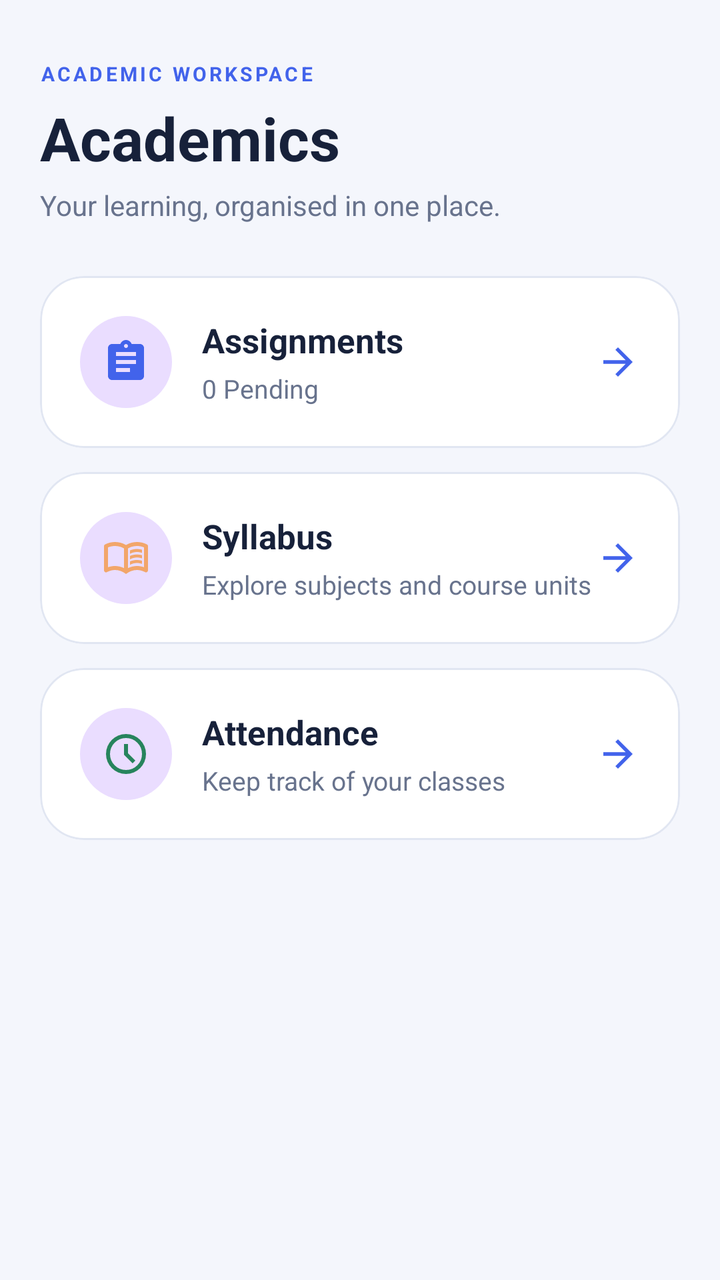
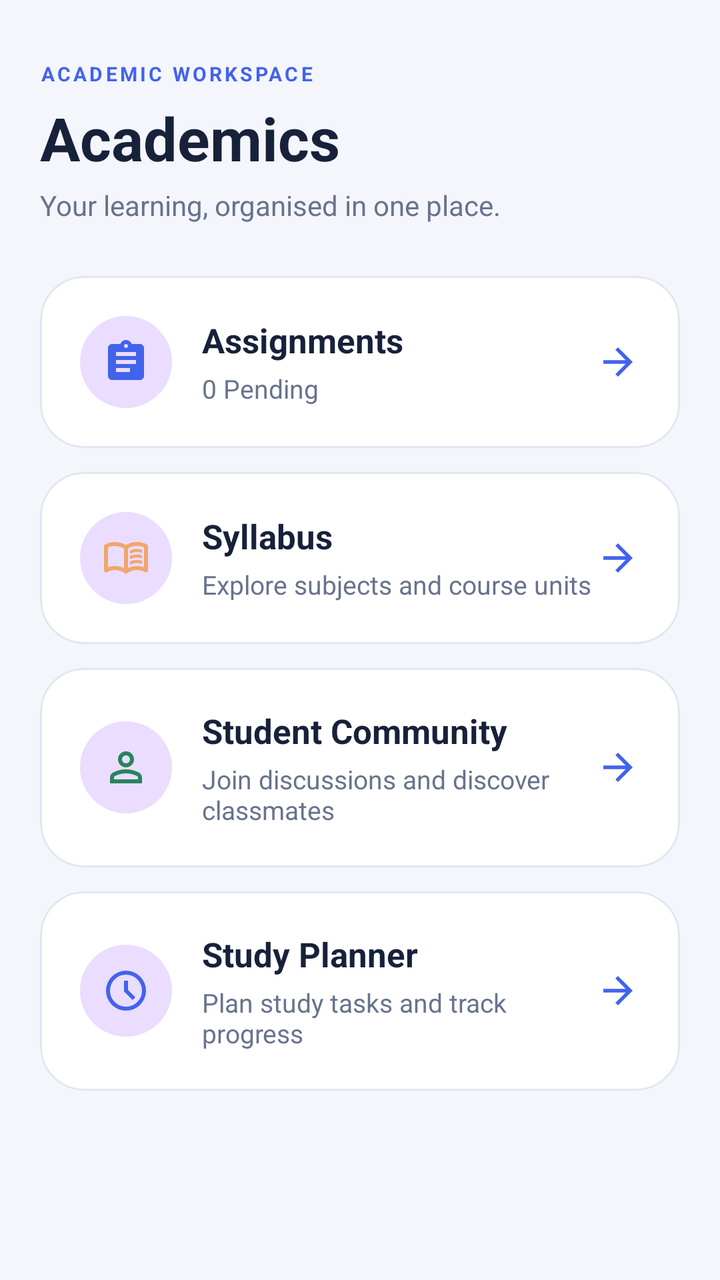

Compare the two renders of this Android layout. The source of the first and the diff that turns it into the second are given below.
<!-- AndroidManifest.xml: application theme Theme.Intellicampus -->
<!-- res/layout/fragment_academics.xml -->
<?xml version="1.0" encoding="utf-8"?>
<androidx.core.widget.NestedScrollView xmlns:android="http://schemas.android.com/apk/res/android"
    xmlns:app="http://schemas.android.com/apk/res-auto"
    android:layout_width="match_parent"
    android:layout_height="match_parent"
    android:background="@color/background"
    android:fillViewport="true">

    <LinearLayout
        android:layout_width="match_parent"
        android:layout_height="wrap_content"
        android:orientation="vertical"
        android:padding="20dp">

        <TextView
            android:layout_width="wrap_content"
            android:layout_height="wrap_content"
            android:text="ACADEMIC WORKSPACE"
            android:textColor="@color/primary"
            android:textSize="10sp"
            android:textStyle="bold"
            android:letterSpacing="0.14"
            android:layout_marginTop="10dp"
            />

        <TextView
            android:layout_width="wrap_content"
            android:layout_height="wrap_content"
            android:layout_marginTop="5dp"
            android:text="Academics"
            android:textColor="@color/text_primary"
            android:textSize="30sp"
            android:textStyle="bold"/>

        <TextView
            android:layout_width="wrap_content"
            android:layout_height="wrap_content"
            android:layout_marginTop="4dp"
            android:text="Your learning, organised in one place."
            android:textColor="@color/text_secondary"
            android:textSize="14sp"/>

        <com.google.android.material.card.MaterialCardView
            android:id="@+id/cardAssignments"
            android:layout_width="match_parent"
            android:layout_height="wrap_content"
            android:layout_marginTop="26dp"
            android:clickable="true"
            android:focusable="true"
            android:foreground="?attr/selectableItemBackground"
            app:cardBackgroundColor="@color/surface"
            app:cardCornerRadius="22dp"
            app:cardElevation="0dp"
            app:strokeColor="@color/outline"
            app:strokeWidth="1dp">

            <LinearLayout
                android:layout_width="match_parent"
                android:layout_height="wrap_content"
                android:orientation="horizontal"
                android:gravity="center_vertical"
                android:padding="20dp">

                <ImageView
                    android:layout_width="46dp"
                    android:layout_height="46dp"
                    android:padding="11dp"
                    android:background="@drawable/bg_category_chip"
                    android:src="@drawable/ic_assignment"
                    app:tint="@color/primary"/>

                <LinearLayout
                    android:layout_width="0dp"
                    android:layout_height="wrap_content"
                    android:layout_weight="1"
                    android:orientation="vertical"
                    android:layout_marginStart="15dp">

                    <TextView
                        android:layout_width="wrap_content"
                        android:layout_height="wrap_content"
                        android:text="Assignments"
                        android:textColor="@color/text_primary"
                        android:textStyle="bold"
                        android:textSize="17sp"/>

                    <TextView
                        android:id="@+id/tvAssignmentCount"
                        android:layout_width="wrap_content"
                        android:layout_height="wrap_content"
                        android:layout_marginTop="4dp"
                        android:text="0 Pending"
                        android:textColor="@color/text_secondary"
                        android:textSize="13sp"/>
                </LinearLayout>

                <ImageView
                    android:layout_width="22dp"
                    android:layout_height="22dp"
                    android:src="@drawable/ic_arrow_forward"
                    app:tint="@color/primary"/>
            </LinearLayout>
        </com.google.android.material.card.MaterialCardView>

        <com.google.android.material.card.MaterialCardView
            android:id="@+id/cardNotes"
            android:layout_width="match_parent"
            android:layout_height="wrap_content"
            android:layout_marginTop="12dp"
            android:clickable="true"
            android:focusable="true"
            android:foreground="?attr/selectableItemBackground"
            app:cardBackgroundColor="@color/surface"
            app:cardCornerRadius="22dp"
            app:cardElevation="0dp"
            app:strokeColor="@color/outline"
            app:strokeWidth="1dp">

            <LinearLayout
                android:layout_width="match_parent"
                android:layout_height="wrap_content"
                android:orientation="horizontal"
                android:gravity="center_vertical"
                android:padding="20dp">

                <ImageView
                    android:layout_width="46dp"
                    android:layout_height="46dp"
                    android:padding="11dp"
                    android:background="@drawable/bg_category_chip"
                    android:src="@drawable/ic_menu_book"
                    app:tint="@color/secondary"/>

                <LinearLayout
                    android:layout_width="0dp"
                    android:layout_height="wrap_content"
                    android:layout_weight="1"
                    android:orientation="vertical"
                    android:layout_marginStart="15dp">

                    <TextView
                        android:layout_width="wrap_content"
                        android:layout_height="wrap_content"
                        android:text="Syllabus"
                        android:textColor="@color/text_primary"
                        android:textStyle="bold"
                        android:textSize="17sp"/>

                    <TextView
                        android:layout_width="wrap_content"
                        android:layout_height="wrap_content"
                        android:layout_marginTop="4dp"
                        android:text="Explore subjects and course units"
                        android:textColor="@color/text_secondary"
                        android:textSize="13sp"/>
                </LinearLayout>

                <ImageView
                    android:layout_width="22dp"
                    android:layout_height="22dp"
                    android:src="@drawable/ic_arrow_forward"
                    app:tint="@color/primary"/>
            </LinearLayout>
        </com.google.android.material.card.MaterialCardView>

        <com.google.android.material.card.MaterialCardView
            android:id="@+id/cardAttendance"
            android:layout_width="match_parent"
            android:layout_height="wrap_content"
            android:layout_marginTop="12dp"
            android:clickable="true"
            android:focusable="true"
            android:foreground="?attr/selectableItemBackground"
            app:cardBackgroundColor="@color/surface"
            app:cardCornerRadius="22dp"
            app:cardElevation="0dp"
            app:strokeColor="@color/outline"
            app:strokeWidth="1dp">

            <LinearLayout
                android:layout_width="match_parent"
                android:layout_height="wrap_content"
                android:orientation="horizontal"
                android:gravity="center_vertical"
                android:padding="20dp">

                <ImageView
                    android:layout_width="46dp"
                    android:layout_height="46dp"
                    android:padding="11dp"
                    android:background="@drawable/bg_category_chip"
                    android:src="@drawable/ic_schedule"
                    app:tint="@color/success"/>

                <LinearLayout
                    android:layout_width="0dp"
                    android:layout_height="wrap_content"
                    android:layout_weight="1"
                    android:orientation="vertical"
                    android:layout_marginStart="15dp">

                    <TextView
                        android:layout_width="wrap_content"
                        android:layout_height="wrap_content"
                        android:text="Attendance"
                        android:textColor="@color/text_primary"
                        android:textStyle="bold"
                        android:textSize="17sp"/>

                    <TextView
                        android:layout_width="wrap_content"
                        android:layout_height="wrap_content"
                        android:layout_marginTop="4dp"
                        android:text="Keep track of your classes"
                        android:textColor="@color/text_secondary"
                        android:textSize="13sp"/>
                </LinearLayout>

                <ImageView
                    android:layout_width="22dp"
                    android:layout_height="22dp"
                    android:src="@drawable/ic_arrow_forward"
                    app:tint="@color/primary"/>
            </LinearLayout>
        </com.google.android.material.card.MaterialCardView>
    </LinearLayout>
</androidx.core.widget.NestedScrollView>
<!-- resources referenced by this layout -->
<resources>
  <color name="background">#F4F6FC</color>
  <color name="outline">#E1E6F2</color>
  <color name="primary">#4263EB</color>
  <color name="secondary">#F2A66A</color>
  <color name="success">#27845D</color>
  <color name="surface">#FFFFFF</color>
  <color name="text_primary">#17213A</color>
  <color name="text_secondary">#68738D</color>
  <!-- drawable bg_category_chip (drawable) -->
  <?xml version="1.0" encoding="utf-8"?>
  <shape xmlns:android="http://schemas.android.com/apk/res/android">
  
      <solid android:color="?attr/colorPrimaryContainer"/>
  
      <corners android:radius="50dp"/>
  
  </shape>
  <!-- drawable ic_arrow_forward (drawable) -->
  <vector xmlns:android="http://schemas.android.com/apk/res/android" android:autoMirrored="true" android:height="24dp" android:tint="#000000" android:viewportHeight="960" android:viewportWidth="960" android:width="24dp">
        
      <path android:fillColor="@android:color/white" android:pathData="M647,520L160,520L160,440L647,440L423,216L480,160L800,480L480,800L423,744L647,520Z"/>
      
  </vector>
  <!-- drawable ic_assignment (drawable) -->
  <vector xmlns:android="http://schemas.android.com/apk/res/android" android:autoMirrored="true" android:height="24dp" android:tint="#000000" android:viewportHeight="24" android:viewportWidth="24" android:width="24dp">
        
      <path android:fillColor="@android:color/white" android:pathData="M19,3h-4.18C14.4,1.84 13.3,1 12,1c-1.3,0 -2.4,0.84 -2.82,2L5,3c-1.1,0 -2,0.9 -2,2v14c0,1.1 0.9,2 2,2h14c1.1,0 2,-0.9 2,-2L21,5c0,-1.1 -0.9,-2 -2,-2zM12,3c0.55,0 1,0.45 1,1s-0.45,1 -1,1 -1,-0.45 -1,-1 0.45,-1 1,-1zM14,17L7,17v-2h7v2zM17,13L7,13v-2h10v2zM17,9L7,9L7,7h10v2z"/>
      
  </vector>
  <style name="Theme.Intellicampus" parent="Base.Theme.Intellicampus" />
  <color name="white">#FFFFFF</color>
  <color name="black">#000000</color>
  <color name="error">#C44355</color>
  <style name="Widget.IntelliCampus.Button" parent="Widget.Material3.Button">
          <item name="cornerRadius">16dp</item>
          <item name="android:minHeight">52dp</item>
          <item name="android:textAllCaps">false</item>
          <item name="android:insetTop">0dp</item>
          <item name="android:insetBottom">0dp</item>
      </style>
  <style name="Widget.IntelliCampus.Card" parent="Widget.Material3.CardView.Outlined">
          <item name="cardCornerRadius">20dp</item>
          <item name="cardElevation">0dp</item>
          <item name="strokeColor">@color/outline</item>
          <item name="strokeWidth">1dp</item>
      </style>
  <!-- unchanged entries left out for length: 3 -->
</resources>

<!-- the commit's change to res/layout/fragment_academics.xml (unified diff, before → after) -->
@@ -164,7 +164,7 @@
         </com.google.android.material.card.MaterialCardView>
 
         <com.google.android.material.card.MaterialCardView
-            android:id="@+id/cardAttendance"
+            android:id="@+id/cardCommunity"
             android:layout_width="match_parent"
             android:layout_height="wrap_content"
             android:layout_marginTop="12dp"
@@ -189,39 +189,102 @@
                     android:layout_height="46dp"
                     android:padding="11dp"
                     android:background="@drawable/bg_category_chip"
+                    android:src="@drawable/ic_person"
+                    app:tint="@color/success"/>
+
+                <LinearLayout
+                    android:layout_width="0dp"
+                    android:layout_height="wrap_content"
+                    android:layout_weight="1"
+                    android:orientation="vertical"
+                    android:layout_marginStart="15dp">
+
+                    <TextView
+                        android:layout_width="wrap_content"
+                        android:layout_height="wrap_content"
+                        android:text="Student Community"
+                        android:textColor="@color/text_primary"
+                        android:textStyle="bold"
+                        android:textSize="17sp"/>
+
+                    <TextView
+                        android:layout_width="wrap_content"
+                        android:layout_height="wrap_content"
+                        android:layout_marginTop="4dp"
+                        android:text="Join discussions and discover classmates"
+                        android:textColor="@color/text_secondary"
+                        android:textSize="13sp"/>
+                </LinearLayout>
+
+                <ImageView
+                    android:layout_width="22dp"
+                    android:layout_height="22dp"
+                    android:src="@drawable/ic_arrow_forward"
+                    app:tint="@color/primary"/>
+            </LinearLayout>
+        </com.google.android.material.card.MaterialCardView>
+
+
+        <com.google.android.material.card.MaterialCardView
+            android:id="@+id/cardStudyPlanner"
+            android:layout_width="match_parent"
+            android:layout_height="wrap_content"
+            android:layout_marginTop="12dp"
+            android:clickable="true"
+            android:focusable="true"
+            android:foreground="?attr/selectableItemBackground"
+            app:cardBackgroundColor="@color/surface"
+            app:cardCornerRadius="22dp"
+            app:cardElevation="0dp"
+            app:strokeColor="@color/outline"
+            app:strokeWidth="1dp">
+
+            <LinearLayout
+                android:layout_width="match_parent"
+                android:layout_height="wrap_content"
+                android:orientation="horizontal"
+                android:gravity="center_vertical"
+                android:padding="20dp">
+
+                <ImageView
+                    android:layout_width="46dp"
+                    android:layout_height="46dp"
+                    android:padding="11dp"
+                    android:background="@drawable/bg_category_chip"
                     android:src="@drawable/ic_schedule"
-                    app:tint="@color/success"/>
-
-                <LinearLayout
-                    android:layout_width="0dp"
-                    android:layout_height="wrap_content"
-                    android:layout_weight="1"
-                    android:orientation="vertical"
-                    android:layout_marginStart="15dp">
-
-                    <TextView
-                        android:layout_width="wrap_content"
-                        android:layout_height="wrap_content"
-                        android:text="Attendance"
-                        android:textColor="@color/text_primary"
-                        android:textStyle="bold"
-                        android:textSize="17sp"/>
-
-                    <TextView
-                        android:layout_width="wrap_content"
-                        android:layout_height="wrap_content"
-                        android:layout_marginTop="4dp"
-                        android:text="Keep track of your classes"
-                        android:textColor="@color/text_secondary"
-                        android:textSize="13sp"/>
-                </LinearLayout>
-
-                <ImageView
-                    android:layout_width="22dp"
-                    android:layout_height="22dp"
-                    android:src="@drawable/ic_arrow_forward"
-                    app:tint="@color/primary"/>
-            </LinearLayout>
-        </com.google.android.material.card.MaterialCardView>
+                    app:tint="@color/primary"/>
+
+                <LinearLayout
+                    android:layout_width="0dp"
+                    android:layout_height="wrap_content"
+                    android:layout_weight="1"
+                    android:orientation="vertical"
+                    android:layout_marginStart="15dp">
+
+                    <TextView
+                        android:layout_width="wrap_content"
+                        android:layout_height="wrap_content"
+                        android:text="Study Planner"
+                        android:textColor="@color/text_primary"
+                        android:textStyle="bold"
+                        android:textSize="17sp"/>
+
+                    <TextView
+                        android:layout_width="wrap_content"
+                        android:layout_height="wrap_content"
+                        android:layout_marginTop="4dp"
+                        android:text="Plan study tasks and track progress"
+                        android:textColor="@color/text_secondary"
+                        android:textSize="13sp"/>
+                </LinearLayout>
+
+                <ImageView
+                    android:layout_width="22dp"
+                    android:layout_height="22dp"
+                    android:src="@drawable/ic_arrow_forward"
+                    app:tint="@color/primary"/>
+            </LinearLayout>
+        </com.google.android.material.card.MaterialCardView>
+
     </LinearLayout>
 </androidx.core.widget.NestedScrollView>
<!-- resource entries referenced after the edit -->
@@ -29,6 +29,12 @@
       <path android:fillColor="@android:color/white" android:pathData="M19,3h-4.18C14.4,1.84 13.3,1 12,1c-1.3,0 -2.4,0.84 -2.82,2L5,3c-1.1,0 -2,0.9 -2,2v14c0,1.1 0.9,2 2,2h14c1.1,0 2,-0.9 2,-2L21,5c0,-1.1 -0.9,-2 -2,-2zM12,3c0.55,0 1,0.45 1,1s-0.45,1 -1,1 -1,-0.45 -1,-1 0.45,-1 1,-1zM14,17L7,17v-2h7v2zM17,13L7,13v-2h10v2zM17,9L7,9L7,7h10v2z"/>
       
   </vector>
+  <!-- drawable ic_person (drawable) -->
+  <vector xmlns:android="http://schemas.android.com/apk/res/android" android:height="24dp" android:tint="#000000" android:viewportHeight="960" android:viewportWidth="960" android:width="24dp">
+        
+      <path android:fillColor="@android:color/white" android:pathData="M367,433Q320,386 320,320Q320,254 367,207Q414,160 480,160Q546,160 593,207Q640,254 640,320Q640,386 593,433Q546,480 480,480Q414,480 367,433ZM160,800L160,688Q160,654 177.5,625.5Q195,597 224,582Q286,551 350,535.5Q414,520 480,520Q546,520 610,535.5Q674,551 736,582Q765,597 782.5,625.5Q800,654 800,688L800,800L160,800ZM240,720L720,720L720,688Q720,677 714.5,668Q709,659 700,654Q646,627 591,613.5Q536,600 480,600Q424,600 369,613.5Q314,627 260,654Q251,659 245.5,668Q240,677 240,688L240,720ZM536.5,376.5Q560,353 560,320Q560,287 536.5,263.5Q513,240 480,240Q447,240 423.5,263.5Q400,287 400,320Q400,353 423.5,376.5Q447,400 480,400Q513,400 536.5,376.5ZM480,320Q480,320 480,320Q480,320 480,320Q480,320 480,320Q480,320 480,320Q480,320 480,320Q480,320 480,320Q480,320 480,320Q480,320 480,320ZM480,720L480,720Q480,720 480,720Q480,720 480,720Q480,720 480,720Q480,720 480,720Q480,720 480,720Q480,720 480,720Q480,720 480,720Q480,720 480,720L480,720Z"/>
+      
+  </vector>
   <style name="Theme.Intellicampus" parent="Base.Theme.Intellicampus" />
   <color name="white">#FFFFFF</color>
   <color name="black">#000000</color>
